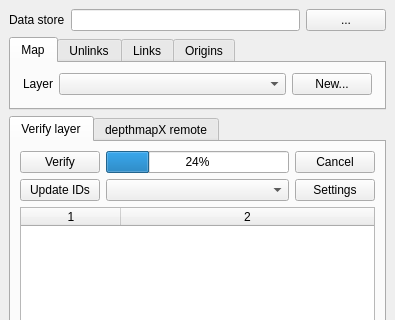
Qt form esstoolkit/analysis/ui_Analysis.ui (SpaceGroupUCL/qgisSpaceSyntaxToolkit) before a commit; both pictures show x 0 to 395 and y 0 to 320 of the 395 by 550 pixel window.
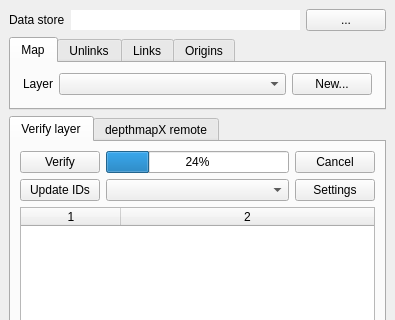
The same form after that commit.

```diff
--- a/esstoolkit/analysis/ui_Analysis.ui
+++ b/esstoolkit/analysis/ui_Analysis.ui
@@ -35,6 +35,9 @@
       </item>
       <item>
        <widget class="QLineEdit" name="analysisDataEdit">
+        <property name="frame">
+         <bool>false</bool>
+        </property>
         <property name="readOnly">
          <bool>true</bool>
         </property>
```
